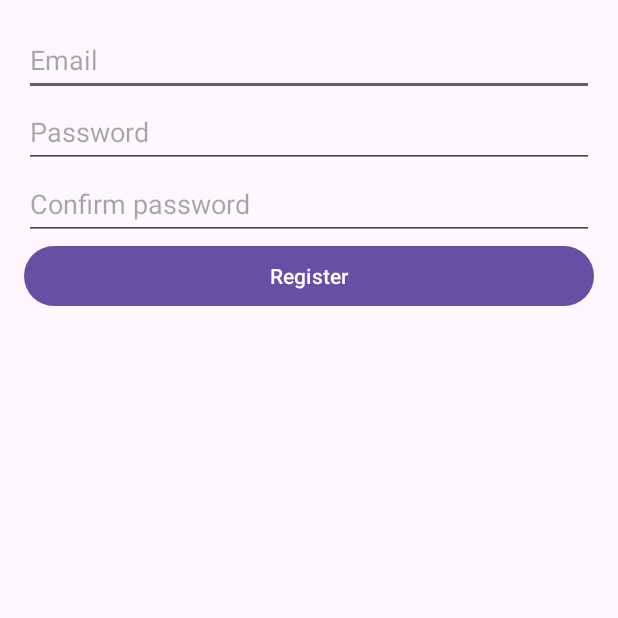
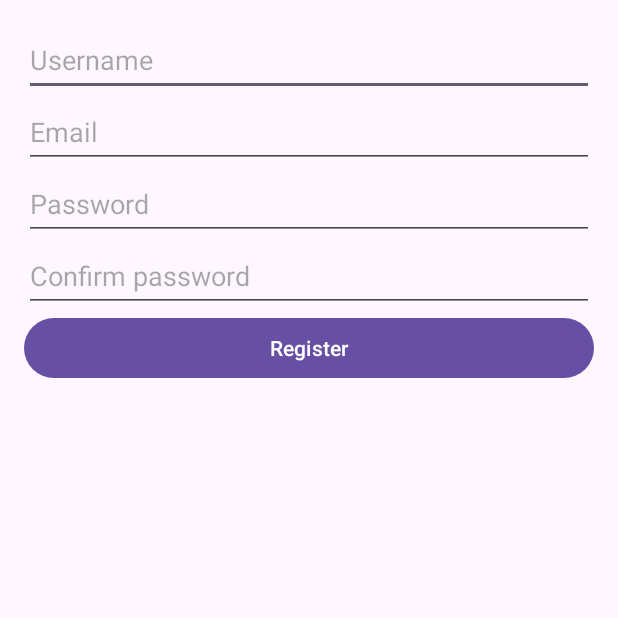
Before and after one commit to turatotoni/FilmApp, an Android app: the RegisterActivity screen opened directly, with no data from a screen before it, on a phone screen of 412 x 824 dp, the top half of it. Run offline under Robolectric (Android 15) with nearby library versions, the light colour scheme and no system bars; our stand-ins replace Firebase (no records; nobody signed in at launch, a user with empty details on screens opened directly).

Commit message:
Added user database using Firebase and added usernames.

```diff
--- a/app/src/main/res/layout/activity_register.xml
+++ b/app/src/main/res/layout/activity_register.xml
@@ -4,6 +4,14 @@
     android:layout_height="match_parent"
     android:orientation="vertical"
     android:padding="16dp">
+
+    <EditText
+        android:id="@+id/usernameEditText"
+        android:layout_width="match_parent"
+        android:layout_height="wrap_content"
+        android:hint="Username"
+        android:inputType="text"
+        android:minHeight="48dp" />
 
     <EditText
         android:id="@+id/emailEditText"
```
Also changed, not shown: app/src/main/java/com/example/filmapp/RegisterActivity.kt (+44 -15 lines).
